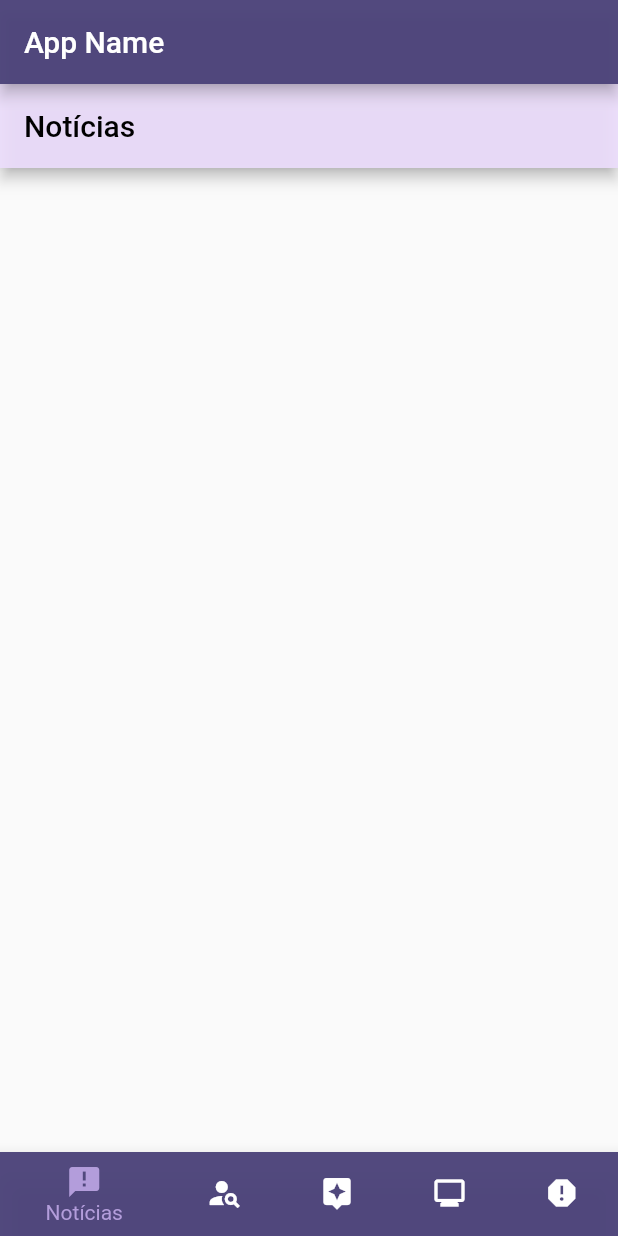
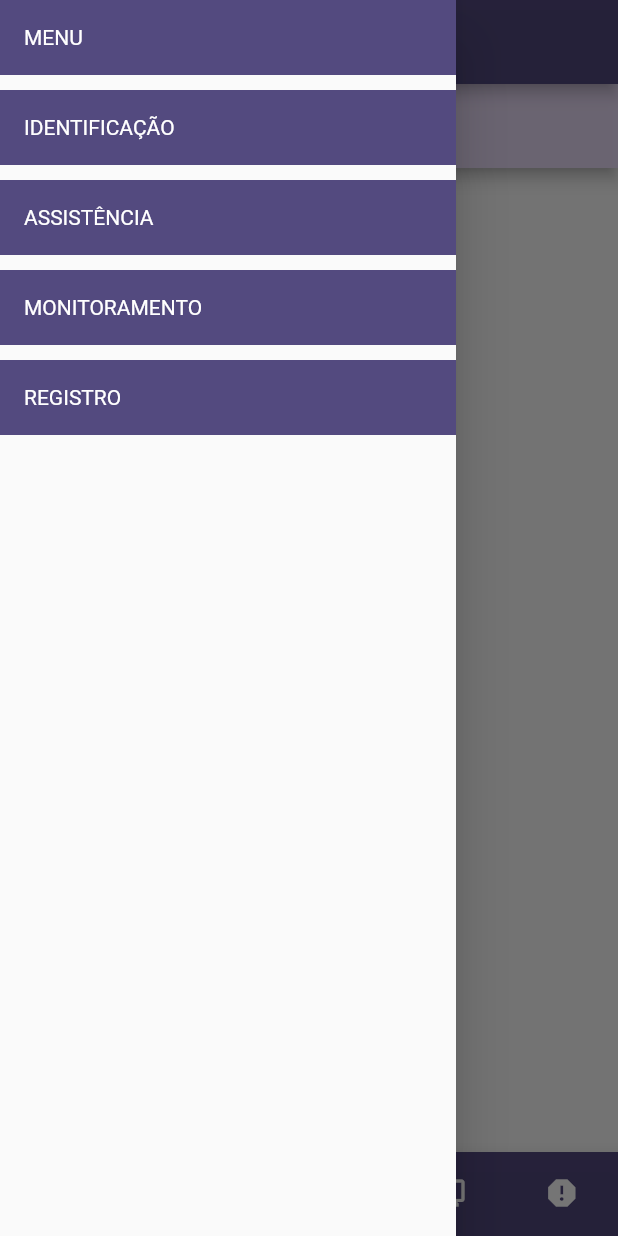
Before and after one commit to guiOmachado/app-sifilis, a Flutter app: the screen it shows after launch, with the side drawer open (before the commit the screen has no drawer), on a phone screen of 412 x 824 dp. Run offline on Flutter 3.47's test engine with Material 2 defaults, Android fonts, the phone set to English and light mode, and no system bars; our stand-ins replace cloud_firestore, firebase_core; accounts and stored records are empty.

Commit message:
adicionado o menu

```diff
--- a/flutter_application_1/lib/ui/bottonTabs.dart
+++ b/flutter_application_1/lib/ui/bottonTabs.dart
@@ -39,6 +39,7 @@ class _MyStatefulWidgetState extends State<Tabs> {
         backgroundColor: Color.fromARGB(500, 75, 66, 121),
         title: Text('App Name'),
       ),
+      drawer: build_side_menu(context),
       body: Center(
         child: _widgetOptions.elementAt(_selectedIndex),
       ),
@@ -71,4 +72,76 @@ class _MyStatefulWidgetState extends State<Tabs> {
       ),
     );
   }
+
+  Widget build_side_menu(BuildContext context) {
+    return new Drawer(
+      child: new ListView(
+        children: [
+          Container(
+              alignment: Alignment.centerLeft,
+              child: Padding(
+                  padding: EdgeInsets.all(16.0),
+                  child: Text(
+                    "MENU",
+                    style: TextStyle(color: Colors.white),
+                  )),
+              height: 50,
+              width: 100,
+              color: Color.fromARGB(500, 75, 66, 121)),
+          Padding(
+              padding: EdgeInsets.only(top: 10),
+              child: Container(
+                  alignment: Alignment.centerLeft,
+                  child: Padding(
+                      padding: EdgeInsets.all(16.0),
+                      child: Text(
+                        "IDENTIFICAÇÃO",
+                        style: TextStyle(color: Colors.white),
+                      )),
+                  height: 50,
+                  width: 100,
+                  color: Color.fromARGB(500, 75, 66, 121))),
+          Padding(
+              padding: EdgeInsets.only(top: 10),
+              child: Container(
+                  alignment: Alignment.centerLeft,
+                  child: Padding(
+                      padding: EdgeInsets.all(16.0),
+                      child: Text(
+                        "ASSISTÊNCIA",
+                        style: TextStyle(color: Colors.white),
+                      )),
+                  height: 50,
+                  width: 100,
+                  color: Color.fromARGB(500, 75, 66, 121))),
+          Padding(
+              padding: EdgeInsets.only(top: 10),
+              child: Container(
+                  alignment: Alignment.centerLeft,
+                  child: Padding(
+                      padding: EdgeInsets.all(16.0),
+                      child: Text(
+                        "MONITORAMENTO",
+                        style: TextStyle(color: Colors.white),
+                      )),
+                  height: 50,
+                  width: 100,
+                  color: Color.fromARGB(500, 75, 66, 121))),
+          Padding(
+              padding: EdgeInsets.only(top: 10),
+              child: Container(
+                  alignment: Alignment.centerLeft,
+                  child: Padding(
+                      padding: EdgeInsets.all(16.0),
+                      child: Text(
+                        "REGISTRO",
+                        style: TextStyle(color: Colors.white),
+                      )),
+                  height: 50,
+                  width: 100,
+                  color: Color.fromARGB(500, 75, 66, 121)))
+        ],
+      ),
+    );
+  }
 }
```
